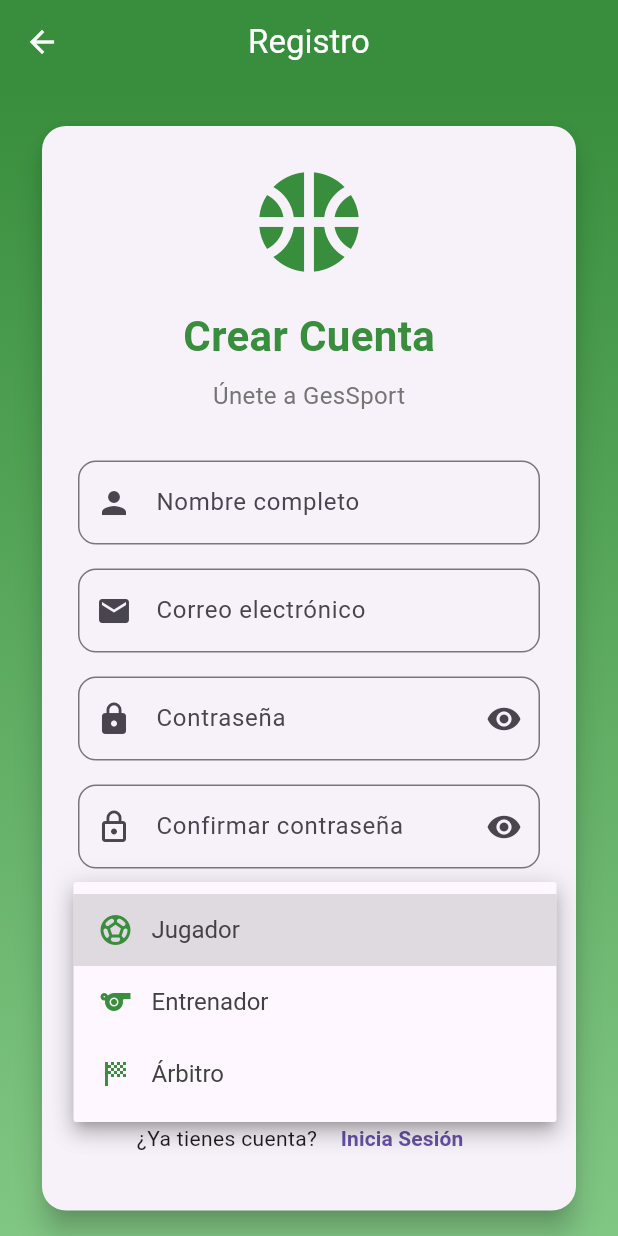
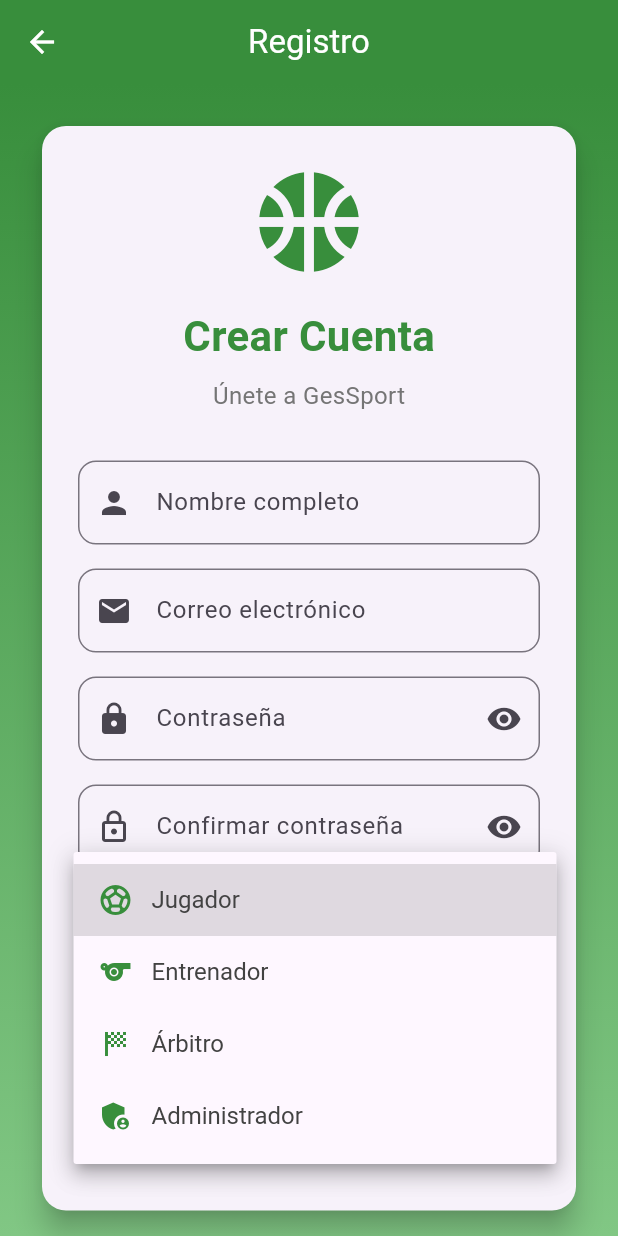
Before and after one commit to luciaver/login_flutter, a Flutter app: the RegisterScreen screen opened directly, after a tap on "Jugador", on a phone screen of 412 x 824 dp. Run offline on Flutter 3.47's test engine with Material 3 defaults, Android fonts, the phone set to English and light mode, and no system bars; our stand-ins replace cloud_firestore, firebase_auth, firebase_core, shared_preferences; accounts and stored records are empty.

Commit message:
tengo un provider duplicado asi que lo quito

```diff
--- a/lib/providers/user_provider.dart
+++ /dev/null
@@ -1 +0,0 @@
-// TODO Implement this library.
--- a/lib/screens/ users_management_screen.dart
+++ b/lib/screens/ users_management_screen.dart
@@ -2,7 +2,7 @@
 import 'package:provider/provider.dart';
 import 'package:cloud_firestore/cloud_firestore.dart';
 import '../provider/user_provider.dart';
-import '../providers/user_provider.dart';
+
 
 class UsersManagementScreen extends StatelessWidget {
   const UsersManagementScreen({super.key});
--- a/lib/screens/register_screen.dart
+++ b/lib/screens/register_screen.dart
@@ -30,6 +30,7 @@
     {'value': 'jugador', 'label': 'Jugador', 'icon': Icons.sports_soccer},
     {'value': 'entrenador', 'label': 'Entrenador', 'icon': Icons.sports},
     {'value': 'arbitro', 'label': 'Árbitro', 'icon': Icons.sports_score},
+    {'value': 'admin', 'label': 'Administrador', 'icon': Icons.admin_panel_settings},
   ];
 
   @override
```
Also changed, not shown: 1 other file.
